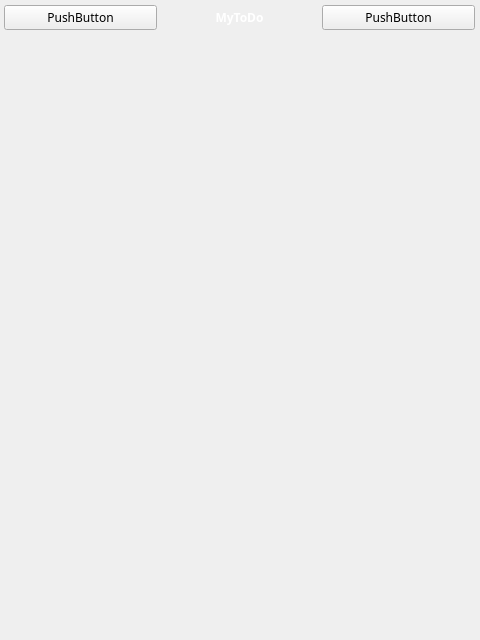
Qt form src/MyToDo.ui (github1978/BeeTodo) before a commit.
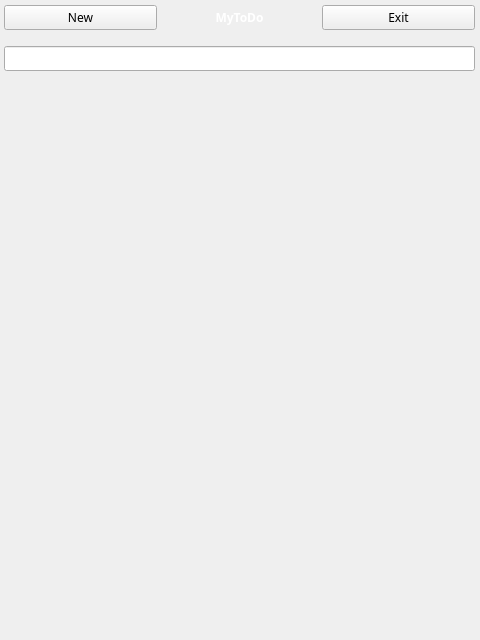
The same form after that commit.

Commit message: 实现新增item功能

What changed in the file:
```diff
--- a/src/MyToDo.ui
+++ b/src/MyToDo.ui
@@ -61,7 +61,7 @@
        <item>
         <widget class="QPushButton" name="LockBtn">
          <property name="text">
-          <string>PushButton</string>
+          <string>New</string>
          </property>
         </widget>
        </item>
@@ -82,7 +82,7 @@
        <item>
         <widget class="QPushButton" name="pushButton">
          <property name="text">
-          <string>PushButton</string>
+          <string>Exit</string>
          </property>
         </widget>
        </item>
@@ -105,6 +105,9 @@
        <property name="bottomMargin">
         <number>5</number>
        </property>
+       <item>
+        <widget class="QLineEdit" name="NewItemEdit"/>
+       </item>
        <item>
         <widget class="QListWidget" name="ToDoListWidget">
          <property name="autoFillBackground">
```
Left out of the diff: 4 changed lines with no effect on the pictures. The commit also changes 2 other files.
